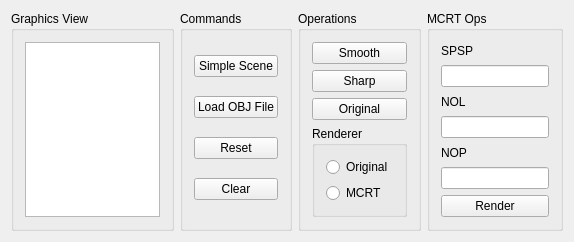
zkyf/CPURender, file mainwindow.ui: the form before one commit.
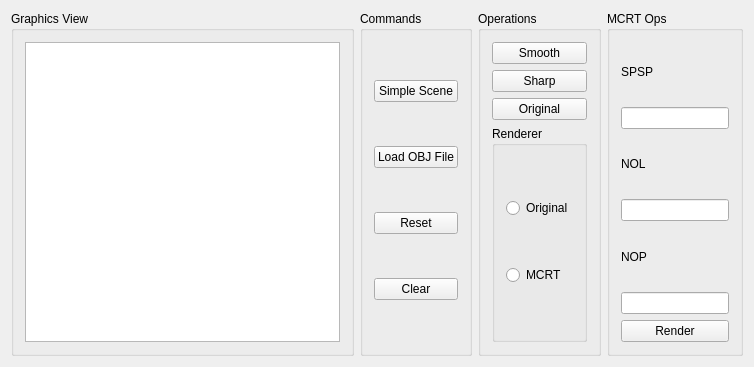
The form after the commit. Custom widgets are drawn as their Qt base class.

What changed in the file:
```diff
--- a/mainwindow.ui
+++ b/mainwindow.ui
@@ -6,8 +6,8 @@
    <rect>
     <x>0</x>
     <y>0</y>
-    <width>574</width>
-    <height>220</height>
+    <width>754</width>
+    <height>367</height>
    </rect>
   </property>
   <property name="windowTitle">
```
